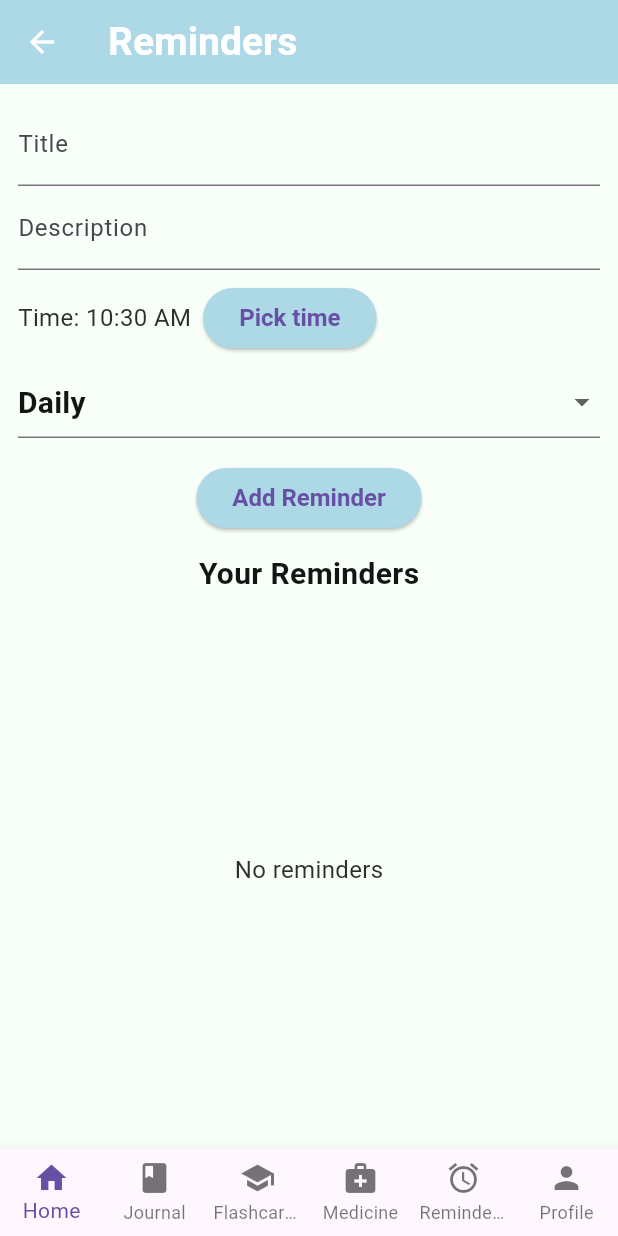
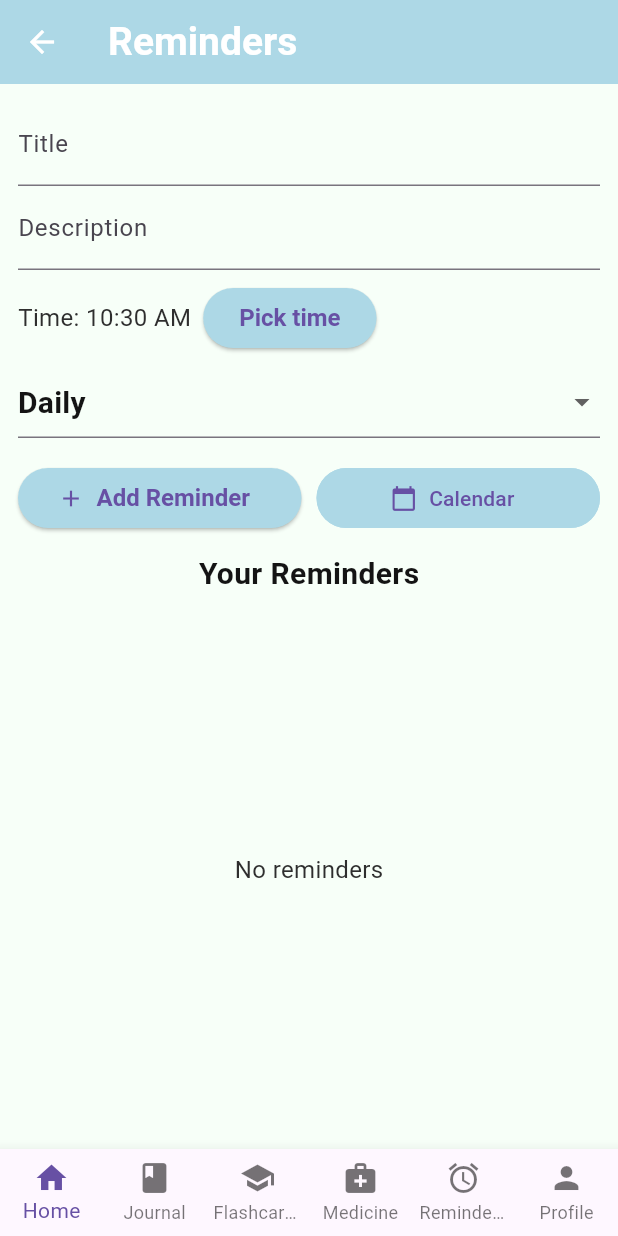
Before and after one commit to Inesh100/Clarity, a Flutter app: the ReminderPage screen opened by its route, on a phone screen of 412 x 824 dp. Run offline on Flutter 3.47's test engine with Material 3 defaults, Android fonts, the phone set to English and light mode, and no system bars; our stand-ins replace circular_countdown_timer, cloud_firestore, firebase_auth, firebase_core, flutter_local_notifications, flutter_timezone and 5 more; missing offline and left inert: android_intent_plus; accounts and stored records are empty.

Commit message:
Added Calendar button to the reminder page and made calendar page 	new file:   lib/pages/calendar_page.dart 	modified:   lib/pages/reminders_page.dart

```diff
--- a/lib/pages/reminders_page.dart
+++ b/lib/pages/reminders_page.dart
@@ -1,4 +1,3 @@
-// pages/reminder_page.dart
 import 'package:flutter/material.dart';
 import 'package:provider/provider.dart';
 import 'package:intl/intl.dart';
@@ -7,6 +6,7 @@ import '../viewmodels/auth_vm.dart';
 import '../models/reminder_model.dart';
 import '../styles/app_text.dart';
 import '../widgets/common_navbar.dart';
+import 'calendar_page.dart'; // ✅ Import the calendar page
 
 class ReminderPage extends StatefulWidget {
   const ReminderPage({super.key});
@@ -66,14 +66,23 @@ class _ReminderPageState extends State<ReminderPage> {
               padding: const EdgeInsets.all(12.0),
               child: Column(
                 children: [
-                  TextField(controller: titleCtrl, decoration: const InputDecoration(labelText: 'Title')),
-                  TextField(controller: descCtrl, decoration: const InputDecoration(labelText: 'Description')),
+                  TextField(
+                    controller: titleCtrl,
+                    decoration: const InputDecoration(labelText: 'Title'),
+                  ),
+                  TextField(
+                    controller: descCtrl,
+                    decoration: const InputDecoration(labelText: 'Description'),
+                  ),
                   const SizedBox(height: 8),
                   Row(
                     children: [
                       Text('Time: ${time.format(context)}'),
                       const SizedBox(width: 8),
-                      ElevatedButton(onPressed: _pickTime, child: const Text('Pick time')),
+                      ElevatedButton(
+                        onPressed: _pickTime,
+                        child: const Text('Pick time'),
+                      ),
                     ],
                   ),
                   const SizedBox(height: 8),
@@ -92,30 +101,57 @@ class _ReminderPageState extends State<ReminderPage> {
                       value: weekday ?? DateTime.now().weekday,
                       items: List.generate(
                         7,
-                        (i) => DropdownMenuItem(value: i + 1, child: Text(['Mon', 'Tue', 'Wed', 'Thu', 'Fri', 'Sat', 'Sun'][i])),
+                        (i) => DropdownMenuItem(
+                          value: i + 1,
+                          child: Text(
+                            ['Mon', 'Tue', 'Wed', 'Thu', 'Fri', 'Sat', 'Sun'][i],
+                          ),
+                        ),
                       ),
                       onChanged: (v) => setState(() => weekday = v),
                     ),
                   if (repeat == 'monthly')
                     ElevatedButton(
                       onPressed: _pickMonthlyDate,
-                      child: Text(monthlyDate == null ? 'Pick a date' : DateFormat('dd/MM/yyyy').format(monthlyDate!)),
+                      child: Text(
+                        monthlyDate == null
+                            ? 'Pick a date'
+                            : DateFormat('dd/MM/yyyy').format(monthlyDate!),
+                      ),
                     ),
                   const SizedBox(height: 8),
-                  ElevatedButton(
+
+                  /// ✅ Row with Add Reminder + Calendar Buttons
+                  Row(
+                    children: [
+                      Expanded(
+                        child: ElevatedButton.icon(
                           onPressed: () async {
-                      if (titleCtrl.text.isEmpty || descCtrl.text.isEmpty) {
-                        ScaffoldMessenger.of(context).showSnackBar(const SnackBar(content: Text('Please enter title and description.')));
+                            if (titleCtrl.text.isEmpty ||
+                                descCtrl.text.isEmpty) {
+                              ScaffoldMessenger.of(context).showSnackBar(
+                                const SnackBar(
+                                  content: Text('Please enter title and description.'),
+                                ),
+                              );
                               return;
                             }
 
                             if (repeat == 'weekly' && weekday == null) {
-                        ScaffoldMessenger.of(context).showSnackBar(const SnackBar(content: Text('Please select a weekday for weekly reminders.')));
+                              ScaffoldMessenger.of(context).showSnackBar(
+                                const SnackBar(
+                                  content: Text('Please select a weekday for weekly reminders.'),
+                                ),
+                              );
                               return;
                             }
 
                             if (repeat == 'monthly' && monthlyDate == null) {
-                        ScaffoldMessenger.of(context).showSnackBar(const SnackBar(content: Text('Please pick a date for monthly reminders.')));
+                              ScaffoldMessenger.of(context).showSnackBar(
+                                const SnackBar(
+                                  content: Text('Please pick a date for monthly reminders.'),
+                                ),
+                              );
                               return;
                             }
 
@@ -136,10 +172,40 @@ class _ReminderPageState extends State<ReminderPage> {
                             monthlyDate = null;
                             weekday = null;
 
-                      ScaffoldMessenger.of(context).showSnackBar(const SnackBar(content: Text('✅ Reminder saved & notification scheduled!')));
+                            ScaffoldMessenger.of(context).showSnackBar(
+                              const SnackBar(
+                                content: Text(
+                                  '✅ Reminder saved & notification scheduled!',
+                                ),
+                              ),
+                            );
                           },
-                    child: const Text('Add Reminder'),
+                          icon: const Icon(Icons.add),
+                          label: const Text('Add Reminder'),
                         ),
+                      ),
+                      const SizedBox(width: 10),
+                      Expanded(
+                        child: OutlinedButton.icon(
+                          onPressed: () {
+                            Navigator.push(
+                              context,
+                              MaterialPageRoute(
+                                builder: (context) => const CalendarPage(),
+                              ),
+                            );
+                          },
+                          icon: const Icon(Icons.calendar_today),
+                          label: const Text('Calendar'),
+                          style: OutlinedButton.styleFrom(
+                            side: const BorderSide(color: Color(0xFFADD8E6)),
+                            backgroundColor: const Color(0xFFADD8E6)
+                          ),
+                        ),
+                      ),
+                    ],
+                  ),
+
                   const SizedBox(height: 12),
                   const Text('Your Reminders', style: AppTextStyles.heading2),
                   const SizedBox(height: 8),
@@ -149,17 +215,26 @@ class _ReminderPageState extends State<ReminderPage> {
                         : StreamBuilder<List<Reminder>>(
                             stream: _remindersStream,
                             builder: (context, snap) {
-                              if (!snap.hasData) return const Center(child: CircularProgressIndicator());
+                              if (!snap.hasData) {
+                                return const Center(child: CircularProgressIndicator());
+                              }
                               final reminders = snap.data!;
-                              if (reminders.isEmpty) return const Center(child: Text('No reminders'));
+                              if (reminders.isEmpty) {
+                                return const Center(child: Text('No reminders'));
+                              }
                               return ListView.builder(
                                 itemCount: reminders.length,
                                 itemBuilder: (ctx, i) {
                                   final r = reminders[i];
                                   return ListTile(
                                     title: Text(r.title),
-                                    subtitle: Text('${r.description} — ${r.hour.toString().padLeft(2, '0')}:${r.minute.toString().padLeft(2, '0')}'),
-                                    trailing: IconButton(icon: const Icon(Icons.delete), onPressed: () => vm.deleteReminder(r)),
+                                    subtitle: Text(
+                                      '${r.description} — ${r.hour.toString().padLeft(2, '0')}:${r.minute.toString().padLeft(2, '0')}',
+                                    ),
+                                    trailing: IconButton(
+                                      icon: const Icon(Icons.delete),
+                                      onPressed: () => vm.deleteReminder(r),
+                                    ),
                                   );
                                 },
                               );
```
Also changed, not shown: lib/pages/calendar_page.dart (added, +61 -0 lines). Lines whose indentation alone changed are shown as unchanged.
